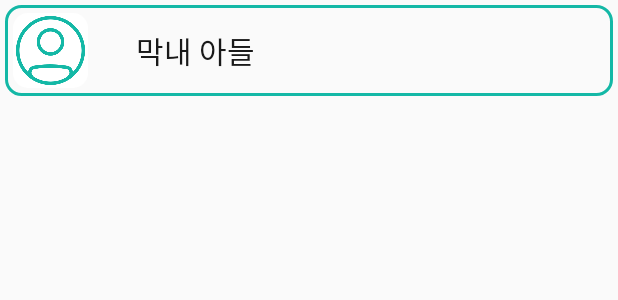
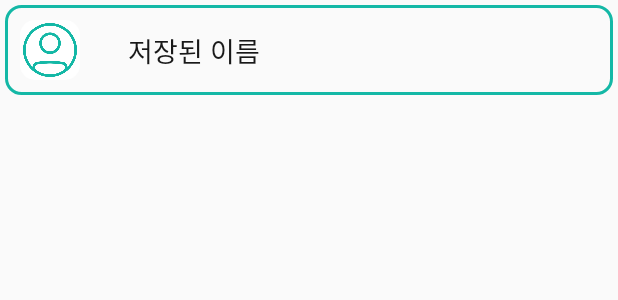
Before and after one commit to yunmiheo0509/CaptionVideoCall, an Android app: the layout call_book_mark.xml on its own in the app's theme, with its tools: preview values and no code run, on a phone screen of 412 x 824 dp. Shown: the top 300 px of the screen. Run offline under Robolectric (Android 15) with nearby library versions, the phone set to English and light mode, and no system bars; Roboto replaces fonts that are not available here.

Commit message:
1. 메인화면 리사이클려뷰 비었을때 메세지 뜨는거 해결 2. 통화 대기 30초까지만 하도록 서버 수정 3. 통화 안되는거 해결 4. 각종 UI 변경

```diff
--- a/app/src/main/java/com/cationvideocall/example/captionvideocall/Activity/NotifyCallActivity.java
+++ b/app/src/main/java/com/cationvideocall/example/captionvideocall/Activity/NotifyCallActivity.java
@@ -70,7 +70,6 @@ public class NotifyCallActivity extends AppCompatActivity {
         rt.play();
 
 
-        binding.tvWhocall.setText(counter_id);
         binding.imvGetCall.setOnClickListener(view -> {
 
             retrofitService1 = RetrofitHelper.getRetrofit().create(RetrofitService.class);
--- a/app/src/main/java/com/cationvideocall/example/captionvideocall/Activity/ProposeCallActivity.java
+++ b/app/src/main/java/com/cationvideocall/example/captionvideocall/Activity/ProposeCallActivity.java
@@ -47,6 +47,7 @@ public class ProposeCallActivity extends AppCompatActivity {
             call.putExtra("name", binding.etCallbookName.getText().toString());
             startActivity(call);
         });
+
         binding.imvBack.setOnClickListener(view -> {
             Intent intent1 = new Intent(ProposeCallActivity.this, MainActivity.class);
             startActivity(intent1);
--- a/app/src/main/res/layout/activity_notify_call.xml
+++ b/app/src/main/res/layout/activity_notify_call.xml
@@ -18,7 +18,7 @@
             app:layout_constraintEnd_toEndOf="parent"
             app:layout_constraintStart_toStartOf="parent"
             app:layout_constraintTop_toBottomOf="@+id/tv_whocall"
-            tools:text="Herok97" />
+            tools:text="상대방 아이디" />
 
         <ImageView
             android:id="@+id/imv_rejectCall"
@@ -49,7 +49,7 @@
             android:layout_height="wrap_content"
             android:layout_marginTop="104dp"
             android:includeFontPadding="false"
-            android:text="막내 아들"
+            android:text="상대방 이름"
             android:textColor="#000000"
             android:textSize="34sp"
             android:textStyle="bold"
--- a/app/src/main/res/layout/call_book_mark.xml
+++ b/app/src/main/res/layout/call_book_mark.xml
@@ -7,12 +7,12 @@
     android:layout_margin="3dp"
     android:background="@drawable/rounded_listview"
     android:foreground="?attr/selectableItemBackground"
-    android:padding="5dp">
+    android:padding="10dp">
 
     <ImageView
         android:id="@+id/imv_bookmarkperson"
-        android:layout_width="50dp"
-        android:layout_height="50dp"
+        android:layout_width="40dp"
+        android:layout_height="40dp"
         android:background="@drawable/white_round10"
         android:padding="2dp"
         app:layout_constraintBottom_toBottomOf="parent"
@@ -28,10 +28,10 @@
         android:layout_toEndOf="@+id/imv_bookmarkperson"
         android:fontFamily="@font/cafe24"
         android:textColor="#E6000000"
-        android:textSize="20sp"
+        android:textSize="18sp"
         android:textStyle="normal"
         app:layout_constraintBottom_toBottomOf="parent"
         app:layout_constraintStart_toEndOf="@+id/imv_bookmarkperson"
         app:layout_constraintTop_toTopOf="parent"
-        tools:text="막내 아들" />
+        tools:text="저장된 이름" />
 </androidx.constraintlayout.widget.ConstraintLayout>
```
Also changed, not shown: app/src/main/java/com/cationvideocall/example/captionvideocall/Activity/MainActivity.java (+20 -3 lines), app/src/main/java/com/cationvideocall/example/captionvideocall/captionCreator/CaptionCreator.java (+19 -18 lines), app/src/main/res/layout/activity_main.xml (+14 -14 lines).
